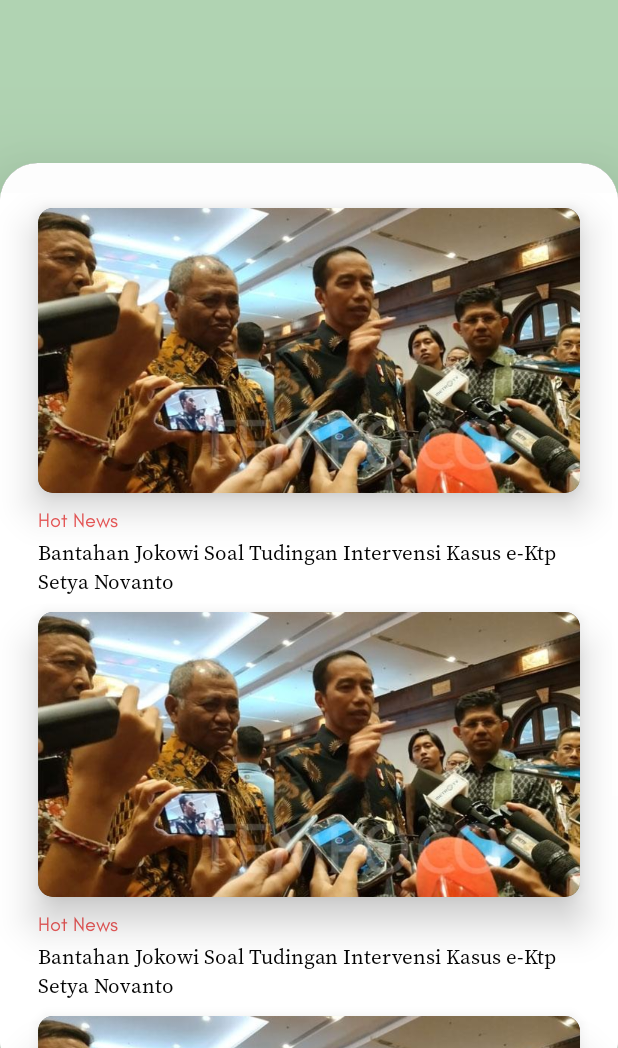
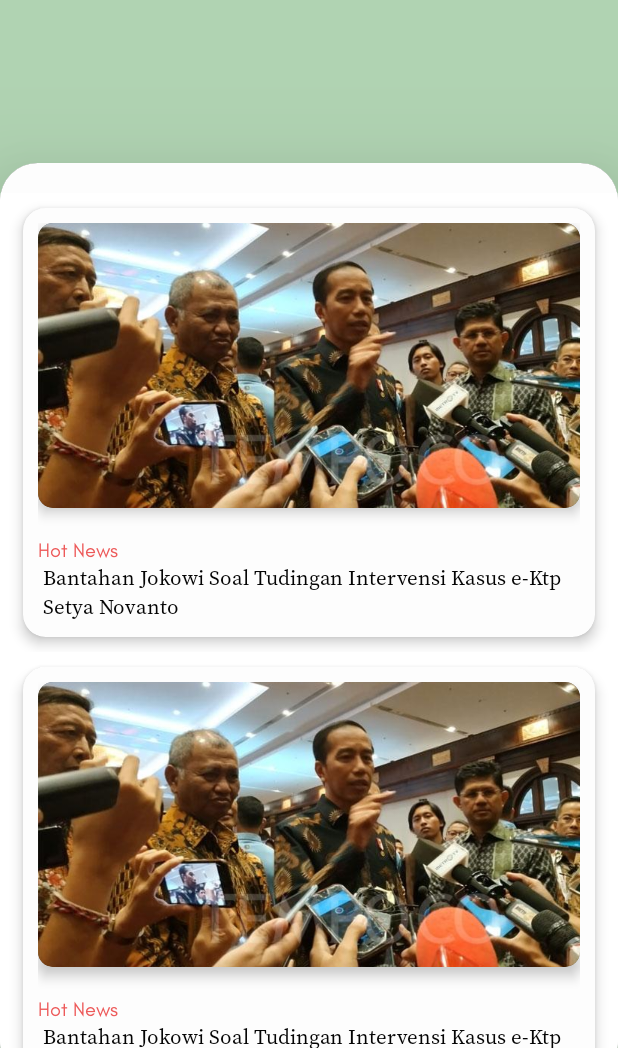
Before and after one commit to DaffaPutraS/newspedia, an Android app: the layout fragment_home.xml on its own in the app's theme, with its tools: preview values and no code run, on a phone screen of 412 x 824 dp, the part 188-1236 px from its top. Run offline under Robolectric (Android 15) with nearby library versions, the phone set to English and light mode, and no system bars.

Commit message:
update homepage with card

```diff
--- a/app/src/main/res/layout/layout_list_news.xml
+++ b/app/src/main/res/layout/layout_list_news.xml
@@ -8,12 +8,30 @@
 
 
     <androidx.cardview.widget.CardView
+        android:layout_width="wrap_content"
+        android:layout_height="wrap_content"
+        android:layout_marginTop="10dp"
+        android:layout_marginBottom="10dp"
+        android:padding="15dp"
+        app:cardBackgroundColor="@color/white_samar"
+        app:cardCornerRadius="15dp"
+        app:cardElevation="5dp"
+        app:layout_constraintBottom_toBottomOf="parent"
+        app:layout_constraintEnd_toEndOf="parent"
+        app:layout_constraintStart_toStartOf="parent"
+        app:layout_constraintTop_toTopOf="parent">
+
+        <androidx.constraintlayout.widget.ConstraintLayout
+            android:layout_width="match_parent"
+            android:layout_height="match_parent"
+            android:padding="10dp">
+
+            <androidx.cardview.widget.CardView
                 android:id="@+id/cardView"
                 android:layout_width="wrap_content"
                 android:layout_height="wrap_content"
-        android:layout_marginTop="10dp"
                 app:cardCornerRadius="10dp"
-        app:cardElevation="15dp"
+                app:cardElevation="5dp"
                 app:layout_constraintEnd_toEndOf="parent"
                 app:layout_constraintStart_toStartOf="parent"
                 app:layout_constraintTop_toTopOf="parent">
@@ -23,7 +41,6 @@
                     android:layout_width="361dp"
                     android:layout_height="190dp"
                     android:background="#03FFFFFF"
-            android:elevation="150dp"
                     android:scaleType="centerCrop"
                     app:srcCompat="@drawable/politics1" />
 
@@ -33,24 +50,27 @@
                 android:id="@+id/textView10"
                 android:layout_width="wrap_content"
                 android:layout_height="wrap_content"
-        android:layout_marginTop="10dp"
+                android:layout_marginTop="20dp"
                 android:fontFamily="@font/glacial_reguler"
                 android:text="Hot News"
                 android:textColor="#ED5A5A"
                 android:textSize="13sp"
-        app:layout_constraintStart_toStartOf="@+id/cardView"
+                app:layout_constraintBottom_toTopOf="@+id/judulTxt"
+                app:layout_constraintStart_toStartOf="parent"
                 app:layout_constraintTop_toBottomOf="@+id/cardView" />
 
             <TextView
                 android:id="@+id/judulTxt"
                 android:layout_width="355dp"
                 android:layout_height="wrap_content"
-        android:layout_marginTop="3dp"
                 android:fontFamily="@font/source_serif_reguler"
                 android:text="Bantahan Jokowi Soal Tudingan Intervensi Kasus e-Ktp Setya Novanto "
                 android:textColor="#040404"
-        app:layout_constraintStart_toStartOf="@+id/textView10"
-        app:layout_constraintTop_toBottomOf="@+id/textView10" />
+                app:layout_constraintBottom_toBottomOf="parent"
+                app:layout_constraintEnd_toEndOf="parent"
+                app:layout_constraintStart_toStartOf="@+id/textView10" />
+        </androidx.constraintlayout.widget.ConstraintLayout>
+    </androidx.cardview.widget.CardView>
 
 
 </androidx.constraintlayout.widget.ConstraintLayout>
```
Lines whose indentation alone changed are shown as unchanged.
